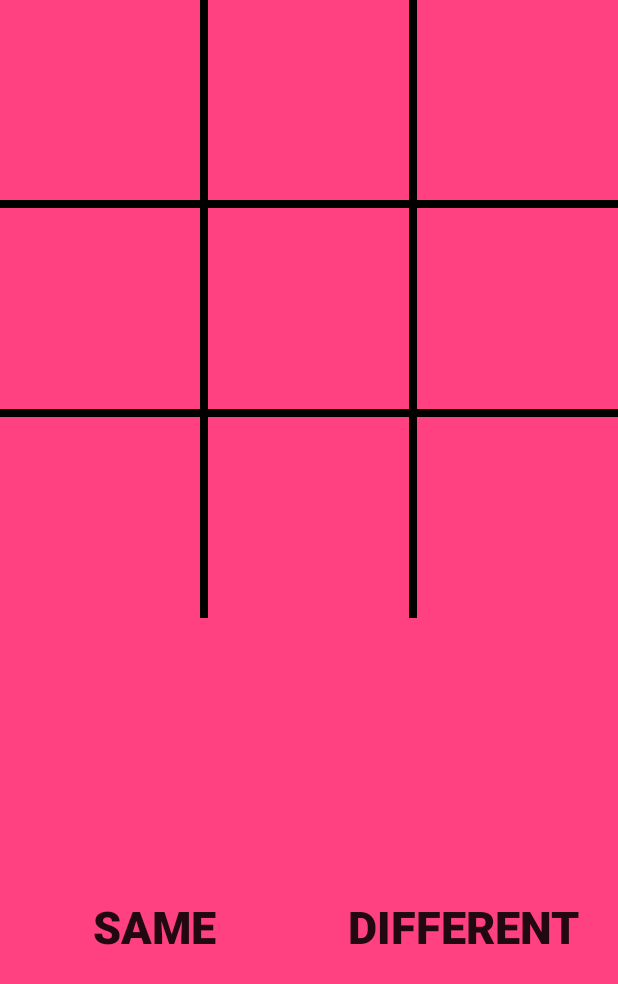
After one commit to fruitbraker/RedbirdHacks2016, an Android app: the layout activity_exam_two.xml on its own in the app's theme, with its tools: preview values and no code run, on a phone screen of 412 x 824 dp. The commit adds this screen. Shown: the top 984 px of the screen. Run offline under Robolectric (Android 15) with nearby library versions, the phone set to English and light mode, and no system bars.

Commit message:
Added UI for N-back game.

```diff
--- a/app/src/main/AndroidManifest.xml
+++ b/app/src/main/AndroidManifest.xml
@@ -18,7 +18,7 @@
         </activity>
 
         <activity
-            android:name=".activities.MainActivity"
+            android:name=".activities.ExamActivityOne"
             android:theme="@style/AppTheme.NoActionBar">
             <intent-filter>
                 <action android:name="android.intent.action.MAIN" />
--- a/app/src/main/java/com/ercpng/redbirdhacks2016/activities/MainActivity.java
+++ b/app/src/main/java/com/ercpng/redbirdhacks2016/activities/ExamActivityOne.java
@@ -15,7 +15,7 @@ import com.ercpng.redbirdhacks2016.R;
 
 import java.util.Random;
 
-public class MainActivity extends AppCompatActivity implements View.OnClickListener {
+public class ExamActivityOne extends AppCompatActivity implements View.OnClickListener {
 
     private static final long EFFECTIVE_TIMER = 30000;
 
@@ -33,7 +33,7 @@ public class MainActivity extends AppCompatActivity implements View.OnClickListe
     @Override
     protected void onCreate(Bundle savedInstanceState) {
         super.onCreate(savedInstanceState);
-        setContentView(R.layout.activity_main);
+        setContentView(R.layout.activity_exam_one);
         init();
     }
 
@@ -141,7 +141,7 @@ public class MainActivity extends AppCompatActivity implements View.OnClickListe
                 checkAnswer(5);
                 break;
             default:
-                Toast.makeText(MainActivity.this, "Uhoh, BUG BUG BUG BUG BUG. SQUASH IT MUAHAHAHA", Toast.LENGTH_SHORT).show();
+                Toast.makeText(ExamActivityOne.this, "Uhoh, BUG BUG BUG BUG BUG. SQUASH IT MUAHAHAHA", Toast.LENGTH_SHORT).show();
         }
 
     }
--- /dev/null
+++ b/app/src/main/java/com/ercpng/redbirdhacks2016/activities/ExamActivityTwo.java
@@ -0,0 +1,5 @@
+package com.ercpng.redbirdhacks2016.activities;
+
+public class ExamActivityTwo {
+
+}
--- a/app/src/main/java/com/ercpng/redbirdhacks2016/activities/SplashActivity.java
+++ b/app/src/main/java/com/ercpng/redbirdhacks2016/activities/SplashActivity.java
@@ -18,7 +18,7 @@ public class SplashActivity extends AppCompatActivity {
 
 
     public void makeToast(View view) {
-        startActivity(new Intent(getApplicationContext(), MainActivity.class));
+        startActivity(new Intent(getApplicationContext(), ExamActivityOne.class));
     }
 
     @Override
--- /dev/null
+++ b/app/src/main/java/com/ercpng/redbirdhacks2016/activities/TransitionActivity.java
@@ -0,0 +1,4 @@
+package com.ercpng.redbirdhacks2016.activities;
+
+public class TransitionActivity {
+}
--- /dev/null
+++ b/app/src/main/res/layout/activity_exam_two.xml
@@ -0,0 +1,76 @@
+<?xml version="1.0" encoding="utf-8"?>
+<LinearLayout xmlns:android="http://schemas.android.com/apk/res/android"
+    android:layout_width="match_parent"
+    android:layout_height="match_parent"
+    android:orientation="vertical"
+    android:background="@color/colorAccent">
+    <LinearLayout
+        android:layout_height="0dp"
+        android:layout_width="match_parent"
+        android:layout_weight="1"
+        android:layout_gravity="center"
+        android:orientation="horizontal">
+
+        <include layout="@layout/three_by_three" />
+
+    </LinearLayout>
+    <LinearLayout
+        android:layout_height="0dp"
+        android:layout_width="match_parent"
+        android:layout_weight="1"
+        android:orientation="horizontal">
+
+        <LinearLayout
+            android:layout_height="match_parent"
+            android:layout_width="0dp"
+            android:layout_weight="1"
+            android:layout_gravity="center"
+            android:orientation="horizontal">
+
+            <RelativeLayout
+                android:layout_width="match_parent"
+                android:layout_height="match_parent">
+
+                <Button
+                    android:layout_width="match_parent"
+                    android:layout_height="match_parent"
+                    android:layout_centerVertical="true"
+                    android:layout_alignParentStart="true"
+                    android:id="@+id/threeSame"
+                    android:background="@android:color/transparent"
+                    android:text="Same"
+                    android:textSize="30sp"
+                    android:textStyle="bold"/>
+
+            </RelativeLayout>
+
+
+
+        </LinearLayout>
+        <LinearLayout
+            android:layout_height="match_parent"
+            android:layout_width="0dp"
+            android:layout_weight="1"
+            android:orientation="horizontal">
+
+            <RelativeLayout
+                android:layout_width="match_parent"
+                android:layout_height="match_parent">
+
+                <Button
+                    android:layout_width="match_parent"
+                    android:layout_height="match_parent"
+                    android:layout_centerVertical="true"
+                    android:layout_alignParentStart="true"
+                    android:background="@android:color/transparent"
+                    android:id="@+id/threeDifferent"
+                    android:text="Different"
+                    android:textSize="30sp"
+                    android:textStyle="bold"/>
+
+            </RelativeLayout>
+
+        </LinearLayout>
+
+    </LinearLayout>
+</LinearLayout>
--- /dev/null
+++ b/app/src/main/res/layout/three_by_three.xml
@@ -0,0 +1,129 @@
+<LinearLayout xmlns:android="http://schemas.android.com/apk/res/android"
+    android:layout_width="match_parent"
+    android:layout_height="match_parent"
+    android:orientation="vertical">
+    <LinearLayout
+        android:layout_height="0dp"
+        android:layout_width="match_parent"
+        android:layout_weight="1"
+        android:orientation="horizontal">
+        <Button
+            android:layout_height="match_parent"
+            android:layout_width="0dp"
+            android:layout_weight="1"
+            android:textStyle="bold"
+            android:textSize="45sp"
+            android:id="@+id/one"
+            android:background="@android:color/transparent"/>
+        <View
+            android:layout_width="5dp"
+            android:layout_height="match_parent"
+            android:background="#000000" />
+        <Button
+            android:layout_height="match_parent"
+            android:layout_width="0dp"
+            android:layout_weight="1"
+            android:id="@+id/two"
+            android:textStyle="bold"
+            android:textSize="45sp"
+            android:background="@android:color/transparent"/>
+        <View
+            android:layout_width="5dp"
+            android:layout_height="match_parent"
+            android:background="#000000" />
+        <Button
+            android:layout_height="match_parent"
+            android:layout_width="0dp"
+            android:layout_weight="1"
+            android:id="@+id/three"
+            android:textStyle="bold"
+            android:textSize="45sp"
+            android:background="@android:color/transparent"/>
+    </LinearLayout>
+    <View
+        android:layout_width="match_parent"
+        android:layout_height="5dp"
+        android:background="#000000" >
+    </View>
+    <LinearLayout
+        android:layout_height="0dp"
+        android:layout_width="match_parent"
+        android:layout_weight="1"
+        android:orientation="horizontal">
+        <Button
+            android:layout_height="match_parent"
+            android:layout_width="0dp"
+            android:layout_weight="1"
+            android:textStyle="bold"
+            android:id="@+id/four"
+            android:textSize="40sp"
+            android:background="@android:color/transparent"/>
+        <View
+            android:layout_width="5dp"
+            android:layout_height="match_parent"
+            android:background="#000000" />
+        <Button
+            android:layout_height="match_parent"
+            android:layout_width="0dp"
+            android:layout_weight="1"
+            android:id="@+id/five"
+            android:textStyle="bold"
+            android:textSize="45sp"
+            android:background="@android:color/transparent"/>
+        <View
+            android:layout_width="5dp"
+            android:layout_height="match_parent"
+            android:background="#000000" />
+        <Button
+            android:layout_height="match_parent"
+            android:layout_width="0dp"
+            android:layout_weight="1"
+            android:id="@+id/six"
+            android:textStyle="bold"
+            android:textSize="45sp"
+            android:background="@android:color/transparent"/>
+    </LinearLayout>
+    <View
+        android:layout_width="match_parent"
+        android:layout_height="5dp"
+        android:background="#000000" >
+    </View>
+    <LinearLayout
+        android:layout_height="0dp"
+        android:layout_width="match_parent"
+        android:layout_weight="1"
+        android:orientation="horizontal">
+        <Button
+            android:layout_height="match_parent"
+            android:layout_width="0dp"
+            android:layout_weight="1"
+            android:id="@+id/seven"
+            android:textStyle="bold"
+            android:textSize="45sp"
+            android:background="@android:color/transparent"/>
+        <View
+            android:layout_width="5dp"
+            android:layout_height="match_parent"
+            android:background="#000000" />
+        <Button
+            android:layout_height="match_parent"
+            android:layout_width="0dp"
+            android:layout_weight="1"
+            android:id="@+id/eight"
+            android:textStyle="bold"
+            android:textSize="45sp"
+            android:background="@android:color/transparent"/>
+        <View
+            android:layout_width="5dp"
+            android:layout_height="match_parent"
+            android:background="#000000" />
+        <Button
+            android:layout_height="match_parent"
+            android:layout_width="0dp"
+            android:layout_weight="1"
+            android:id="@+id/nine"
+            android:textStyle="bold"
+            android:textSize="45sp"
+            android:background="@android:color/transparent"/>
+    </LinearLayout>
+</LinearLayout>
```
Also changed, not shown: app/src/main/res/layout/activity_exam_one.xml (renamed from app/src/main/res/layout/activity_main.xml).
